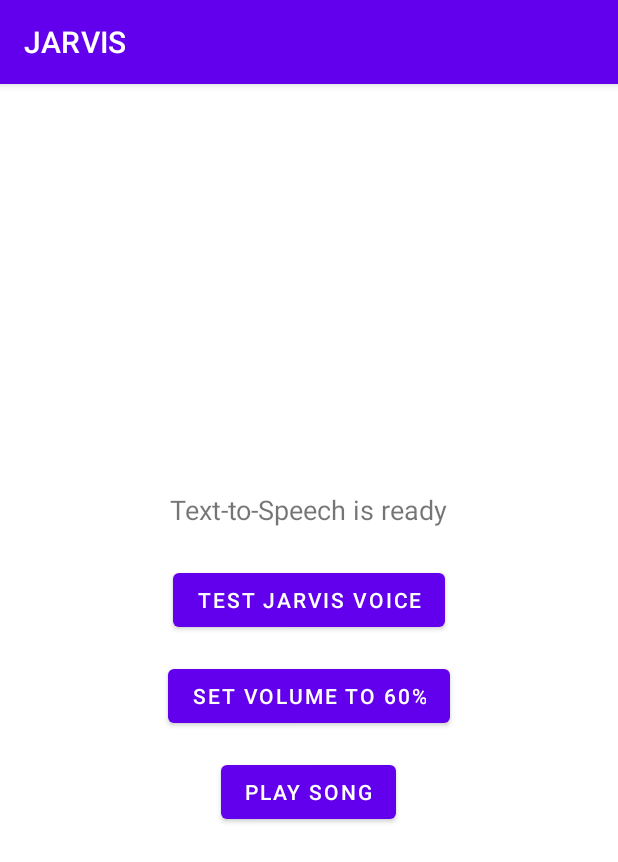
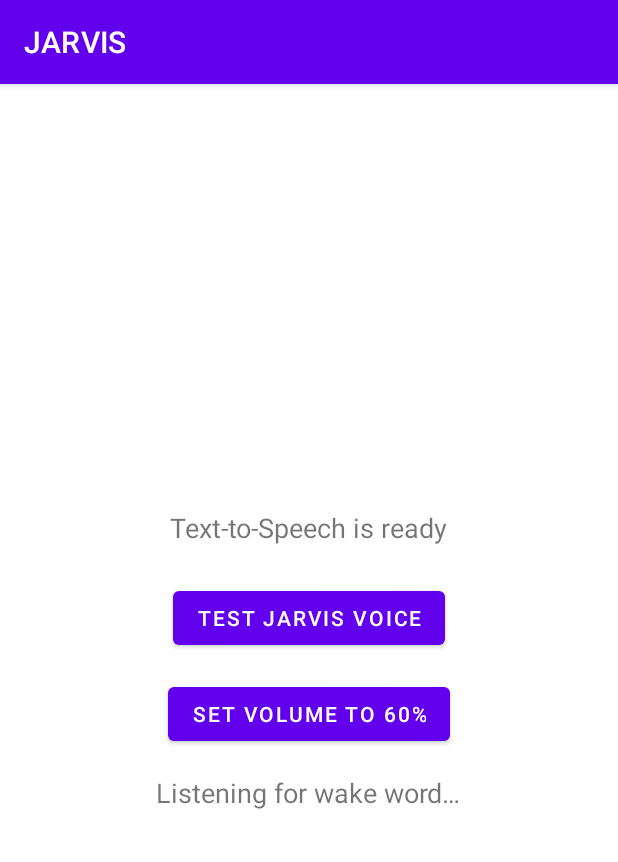
Before and after one commit to DavidJFig/JARVIS, an Android app: the screen it shows after launch (MainActivity), on a phone screen of 412 x 824 dp. Shown: the top 862 px of the screen. Run offline under Robolectric (Android 15) with nearby library versions, the phone set to English and light mode, and no system bars.

Commit message:
added wake sound and recording voice / displaying it

```diff
--- a/app/src/main/AndroidManifest.xml
+++ b/app/src/main/AndroidManifest.xml
@@ -5,6 +5,7 @@
     <uses-permission android:name="android.permission.BLUETOOTH" />
     <uses-permission android:name="android.permission.BLUETOOTH_CONNECT" />
     <uses-permission android:name="android.permission.FOREGROUND_SERVICE" />
+    <uses-permission android:name="android.permission.RECORD_AUDIO" />
 
     <application
         android:allowBackup="true"
--- a/app/src/main/res/layout/activity_main.xml
+++ b/app/src/main/res/layout/activity_main.xml
@@ -28,11 +28,12 @@
         android:layout_height="wrap_content"
         android:text="@string/set_volume" />
 
-    <Button
-        android:id="@+id/playSpotifyButton"
+    <TextView
+        android:id="@+id/lastHeardText"
         android:layout_width="wrap_content"
         android:layout_height="wrap_content"
-        android:text="@string/play_song"
+        android:text="@string/listening_for_wake_word"
+        android:textSize="18sp"
         android:layout_marginTop="16dp" />
 
 
--- a/app/src/main/res/values-night/themes.xml
+++ b/app/src/main/res/values-night/themes.xml
@@ -10,7 +10,7 @@
         <item name="colorSecondaryVariant">@color/teal_200</item>
         <item name="colorOnSecondary">@color/black</item>
         <!-- Status bar color. -->
-        <item name="android:statusBarColor">?attr/colorPrimaryVariant</item>
+        <item name="android:statusBarColor">@color/black</item>
         <!-- Customize your theme here. -->
     </style>
 </resources>
--- a/app/src/main/res/values/strings.xml
+++ b/app/src/main/res/values/strings.xml
@@ -6,4 +6,7 @@
     <string name="set_volume">Set Volume to 60%</string>
     <string name="volume_set">Volume set to 60%</string>
     <string name="play_song">Play Song</string>">
+    <string name="listening_for_wake_word">Listening for wake word…</string>
+    <string name="wake_word_detected">Wake word detected. Listening…</string>
+    <string name="command_heard">Heard: %1$s</string>
 </resources>
--- a/app/src/main/res/values/themes.xml
+++ b/app/src/main/res/values/themes.xml
@@ -10,7 +10,7 @@
         <item name="colorSecondaryVariant">@color/teal_700</item>
         <item name="colorOnSecondary">@color/black</item>
         <!-- Status bar color. -->
-        <item name="android:statusBarColor">?attr/colorPrimaryVariant</item>
+        <item name="android:statusBarColor">@color/black</item>
         <!-- Customize your theme here. -->
     </style>
 </resources>
```
Also changed, not shown: app/src/main/java/com/example/jarvis/MainActivity.kt (+81 -6 lines), 1 other file.
